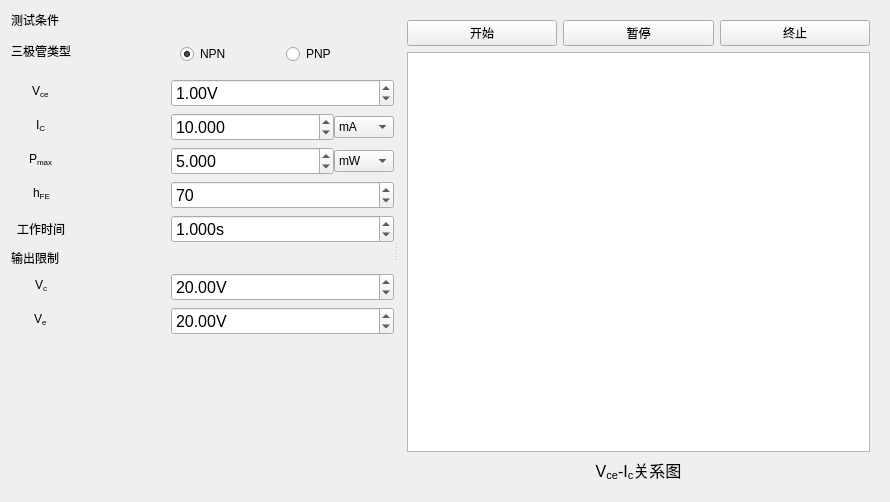
Joker2387089590/MIL-STD-750, file src/test.ui: the form before one commit.
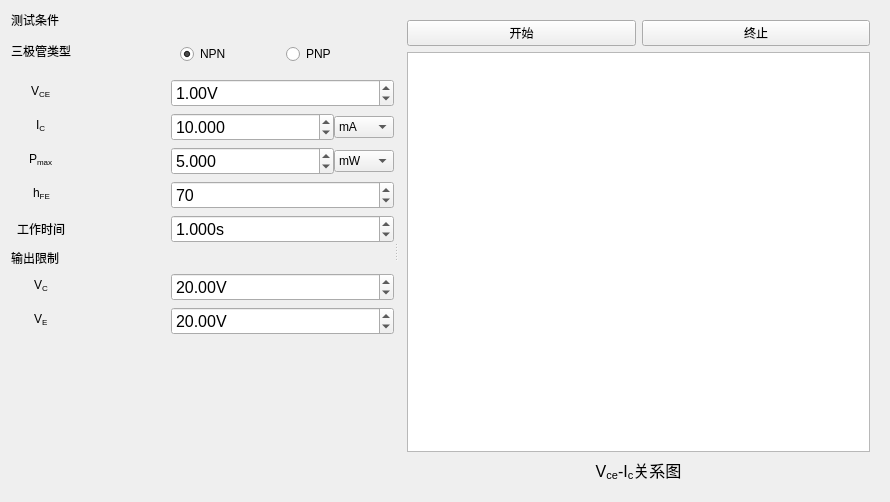
The form after the commit. Custom widgets are drawn as their Qt base class.

```diff
--- a/src/test.ui
+++ b/src/test.ui
@@ -7,7 +7,7 @@
     <x>0</x>
     <y>0</y>
     <width>890</width>
-    <height>491</height>
+    <height>493</height>
    </rect>
   </property>
   <layout class="QGridLayout" name="gridLayout">
@@ -40,7 +40,7 @@
        <item row="2" column="0">
         <widget class="QLabel" name="h2_2">
          <property name="text">
-          <string>V&lt;sub&gt;ce&lt;/sub&gt;</string>
+          <string>V&lt;sub&gt;CE&lt;/sub&gt;</string>
          </property>
         </widget>
        </item>
@@ -89,7 +89,7 @@
        <item row="9" column="0">
         <widget class="QLabel" name="h2_5">
          <property name="text">
-          <string>V&lt;sub&gt;e&lt;/sub&gt;</string>
+          <string>V&lt;sub&gt;E&lt;/sub&gt;</string>
          </property>
         </widget>
        </item>
@@ -117,7 +117,7 @@
        <item row="8" column="0">
         <widget class="QLabel" name="h2_3">
          <property name="text">
-          <string>V&lt;sub&gt;c&lt;/sub&gt;</string>
+          <string>V&lt;sub&gt;C&lt;/sub&gt;</string>
          </property>
         </widget>
        </item>
@@ -372,13 +372,6 @@
             </property>
            </widget>
           </item>
-          <item>
-           <widget class="QPushButton" name="btnPause">
-            <property name="text">
-             <string>暂停</string>
-            </property>
-           </widget>
-          </item>
           <item>
            <widget class="QPushButton" name="btnStop">
             <property name="text">
```
Left out of the diff: 2 changed lines with no effect on the pictures.
